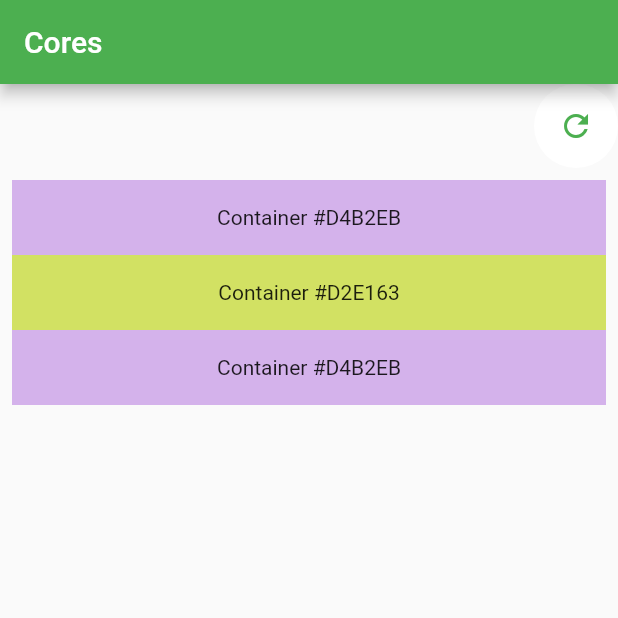
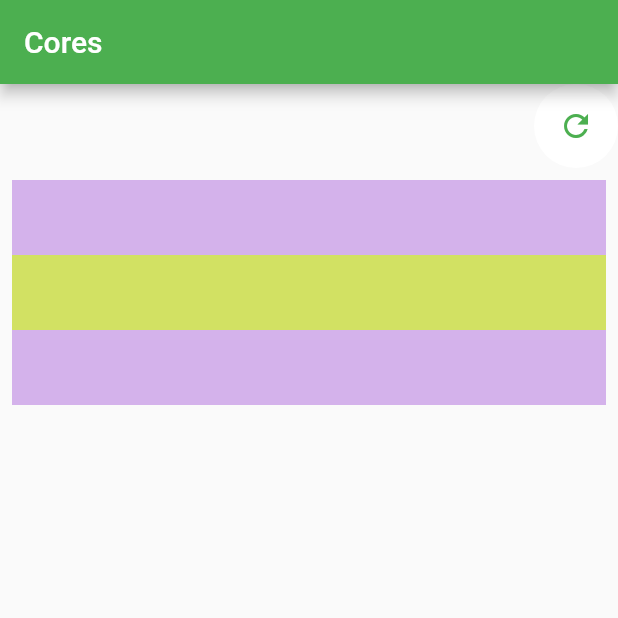
Before and after one commit to escorel/AppSafeSystem, a Flutter app: the screen it shows after launch, on a phone screen of 412 x 824 dp, the top half of it. Run offline on Flutter 3.47's test engine with Material 2 defaults, Android fonts, the phone set to English and light mode, and no system bars; missing offline and left inert: dart:ffi; network calls fail.

Commit message:
Update home.dart

```diff
--- a/flutter_app/lib/home.dart
+++ b/flutter_app/lib/home.dart
@@ -62,7 +62,8 @@ class _HomeState extends State<Home> {
 
     if(response.statusCode.toString() != "200"){
       setState(() {
-        _data = _status+"  "+_cor.toString()+" Cor(es) única(s)";
+        if(_cor <=1){}
+        _data = _status+"  "+_cor.toString()+ _msg;
       });
     }else {
 
@@ -130,8 +131,7 @@ class _HomeState extends State<Home> {
                           return Container(
                             height: 50,
                             color: hexToColor(_colorCodes[index]),
-                            child: Center(
-                              child: Text('Container ${_colorCodes[index]}'),
+                            child: Center(child: Text(''),
 
                             ),
                           );
```
